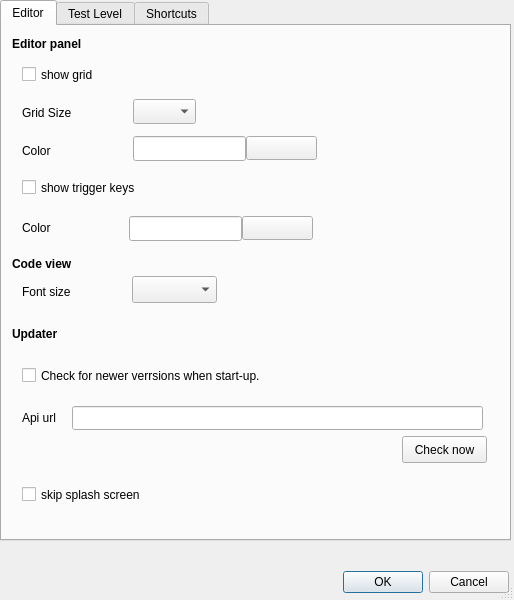
First picture: the form in src/lgck-builder/DlgAppSettings.ui, repository cfrankb/lgck-src, before the edit.
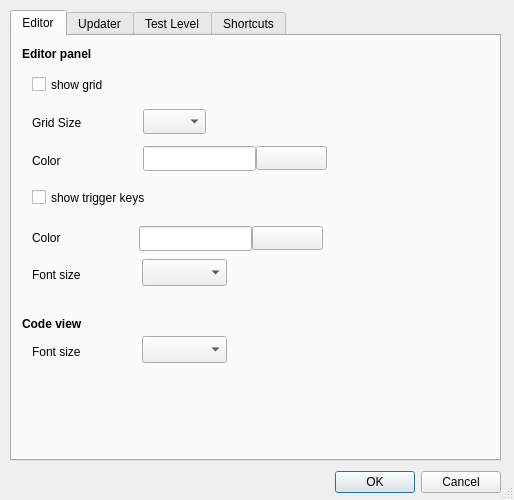
Second picture: the form after the edit. The open tabs and pages were chosen to show the change. Custom widgets are drawn as their Qt base class.

Commit message: BUGFIX: random crash when no level where present. +added TriggerKeyFontSize +fixed layout of DlgEditLevel and DlgAppSettings

The edit to the form file:
```diff
--- a/src/lgck-builder/DlgAppSettings.ui
+++ b/src/lgck-builder/DlgAppSettings.ui
@@ -7,19 +7,19 @@
     <x>0</x>
     <y>0</y>
     <width>514</width>
-    <height>600</height>
+    <height>500</height>
    </rect>
   </property>
   <property name="minimumSize">
    <size>
     <width>514</width>
-    <height>600</height>
+    <height>500</height>
    </size>
   </property>
   <property name="maximumSize">
    <size>
     <width>514</width>
-    <height>600</height>
+    <height>500</height>
    </size>
   </property>
   <property name="baseSize">
@@ -34,18 +34,34 @@
   <property name="sizeGripEnabled">
    <bool>true</bool>
   </property>
-  <widget class="QWidget" name="gridLayoutWidget">
+  <widget class="QDialogButtonBox" name="buttonBox">
    <property name="geometry">
     <rect>
-     <x>0</x>
-     <y>0</y>
-     <width>511</width>
-     <height>541</height>
+     <x>10</x>
+     <y>470</y>
+     <width>491</width>
+     <height>25</height>
     </rect>
    </property>
-   <layout class="QGridLayout" name="gridLayout" rowstretch="0">
-    <item row="0" column="0">
+   <property name="orientation">
+    <enum>Qt::Horizontal</enum>
+   </property>
+   <property name="standardButtons">
+    <set>QDialogButtonBox::Cancel|QDialogButtonBox::Ok</set>
+   </property>
+   <property name="centerButtons">
+    <bool>false</bool>
+   </property>
+  </widget>
      <widget class="QTabWidget" name="tabWidget">
+   <property name="geometry">
+    <rect>
+     <x>10</x>
+     <y>10</y>
+     <width>491</width>
+     <height>451</height>
+    </rect>
+   </property>
       <property name="currentIndex">
        <number>2</number>
       </property>
@@ -212,7 +228,7 @@
         <property name="geometry">
          <rect>
           <x>20</x>
-          <y>257</y>
+       <y>307</y>
           <width>62</width>
           <height>17</height>
          </rect>
@@ -225,7 +241,7 @@
         <property name="geometry">
          <rect>
           <x>10</x>
-          <y>230</y>
+       <y>280</y>
           <width>161</width>
           <height>17</height>
          </rect>
@@ -241,17 +257,45 @@
         <property name="geometry">
          <rect>
           <x>130</x>
-          <y>250</y>
+       <y>300</y>
           <width>85</width>
           <height>27</height>
          </rect>
         </property>
        </widget>
+    <widget class="QComboBox" name="cbTriggerKeyFontSize">
+     <property name="geometry">
+      <rect>
+       <x>130</x>
+       <y>223</y>
+       <width>85</width>
+       <height>27</height>
+      </rect>
+     </property>
+    </widget>
+    <widget class="QLabel" name="label_17">
+     <property name="geometry">
+      <rect>
+       <x>20</x>
+       <y>230</y>
+       <width>62</width>
+       <height>17</height>
+      </rect>
+     </property>
+     <property name="text">
+      <string>Font size</string>
+     </property>
+    </widget>
+   </widget>
+   <widget class="QWidget" name="tab_2">
+    <attribute name="title">
+     <string>Updater</string>
+    </attribute>
        <widget class="QCheckBox" name="cSkipSplashScreen">
         <property name="geometry">
          <rect>
-          <x>20</x>
-          <y>460</y>
+       <x>30</x>
+       <y>170</y>
           <width>151</width>
           <height>17</height>
          </rect>
@@ -260,24 +304,11 @@
          <string>skip splash screen</string>
         </property>
        </widget>
-       <widget class="QCheckBox" name="cCheckUpdate">
-        <property name="geometry">
-         <rect>
-          <x>20</x>
-          <y>340</y>
-          <width>321</width>
-          <height>19</height>
-         </rect>
-        </property>
-        <property name="text">
-         <string>Check for newer verrsions when start-up.</string>
-        </property>
-       </widget>
        <widget class="QPushButton" name="btnCheckUpdate">
         <property name="geometry">
          <rect>
-          <x>400</x>
-          <y>410</y>
+       <x>386</x>
+       <y>130</y>
           <width>85</width>
           <height>27</height>
          </rect>
@@ -286,11 +317,27 @@
          <string>Check now</string>
         </property>
        </widget>
+    <widget class="QLabel" name="label_15">
+     <property name="geometry">
+      <rect>
+       <x>20</x>
+       <y>20</y>
+       <width>62</width>
+       <height>17</height>
+      </rect>
+     </property>
+     <property name="text">
+      <string>&lt;html&gt;&lt;head/&gt;&lt;body&gt;&lt;p&gt;&lt;span style=&quot; font-weight:600;&quot;&gt;Updater&lt;/span&gt;&lt;/p&gt;&lt;/body&gt;&lt;/html&gt;</string>
+     </property>
+     <property name="textFormat">
+      <enum>Qt::RichText</enum>
+     </property>
+    </widget>
        <widget class="QLabel" name="label_7">
         <property name="geometry">
          <rect>
-          <x>20</x>
-          <y>385</y>
+       <x>30</x>
+       <y>105</y>
           <width>52</width>
           <height>14</height>
          </rect>
@@ -299,32 +346,29 @@
          <string>Api url</string>
         </property>
        </widget>
+    <widget class="QCheckBox" name="cCheckUpdate">
+     <property name="geometry">
+      <rect>
+       <x>30</x>
+       <y>60</y>
+       <width>321</width>
+       <height>19</height>
+      </rect>
+     </property>
+     <property name="text">
+      <string>Check for newer verrsions when start-up.</string>
+     </property>
+    </widget>
        <widget class="QLineEdit" name="eApiURL">
         <property name="geometry">
          <rect>
-          <x>70</x>
-          <y>380</y>
-          <width>411</width>
+       <x>80</x>
+       <y>100</y>
+       <width>391</width>
           <height>24</height>
          </rect>
         </property>
        </widget>
-       <widget class="QLabel" name="label_15">
-        <property name="geometry">
-         <rect>
-          <x>10</x>
-          <y>300</y>
-          <width>62</width>
-          <height>17</height>
-         </rect>
-        </property>
-        <property name="text">
-         <string>&lt;html&gt;&lt;head/&gt;&lt;body&gt;&lt;p&gt;&lt;span style=&quot; font-weight:600;&quot;&gt;Updater&lt;/span&gt;&lt;/p&gt;&lt;/body&gt;&lt;/html&gt;</string>
-        </property>
-        <property name="textFormat">
-         <enum>Qt::RichText</enum>
-        </property>
-       </widget>
       </widget>
       <widget class="QWidget" name="tab_3">
        <attribute name="title">
@@ -552,7 +596,7 @@
         </property>
        </widget>
       </widget>
-      <widget class="QWidget" name="tab_2">
+   <widget class="QWidget" name="tab_4">
        <attribute name="title">
         <string>Shortcuts</string>
        </attribute>
@@ -588,28 +632,6 @@
        </widget>
       </widget>
      </widget>
-    </item>
-   </layout>
-  </widget>
-  <widget class="QDialogButtonBox" name="buttonBox">
-   <property name="geometry">
-    <rect>
-     <x>0</x>
-     <y>570</y>
-     <width>509</width>
-     <height>25</height>
-    </rect>
-   </property>
-   <property name="orientation">
-    <enum>Qt::Horizontal</enum>
-   </property>
-   <property name="standardButtons">
-    <set>QDialogButtonBox::Cancel|QDialogButtonBox::Ok</set>
-   </property>
-   <property name="centerButtons">
-    <bool>false</bool>
-   </property>
-  </widget>
  </widget>
  <customwidgets>
   <customwidget>
```
Left out of the diff: 42 changed lines with no effect on the pictures. Lines whose indentation alone changed are shown as unchanged. The commit also changes 20 other files.
